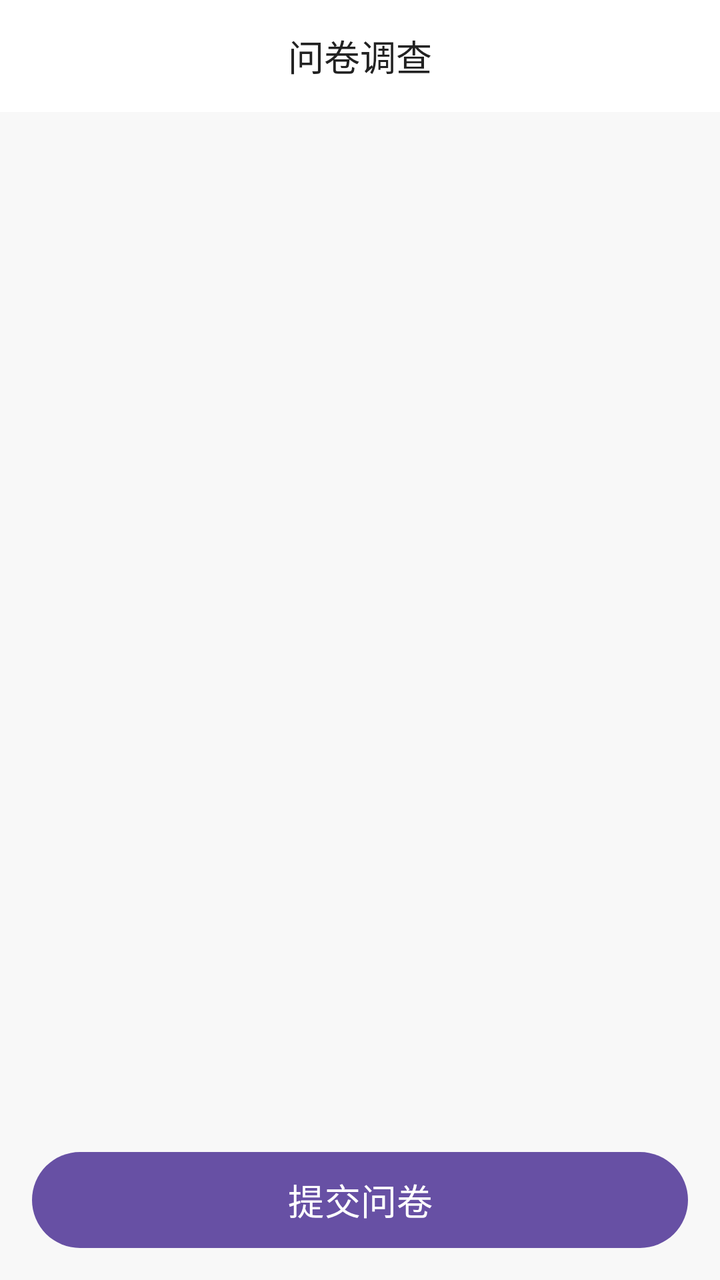
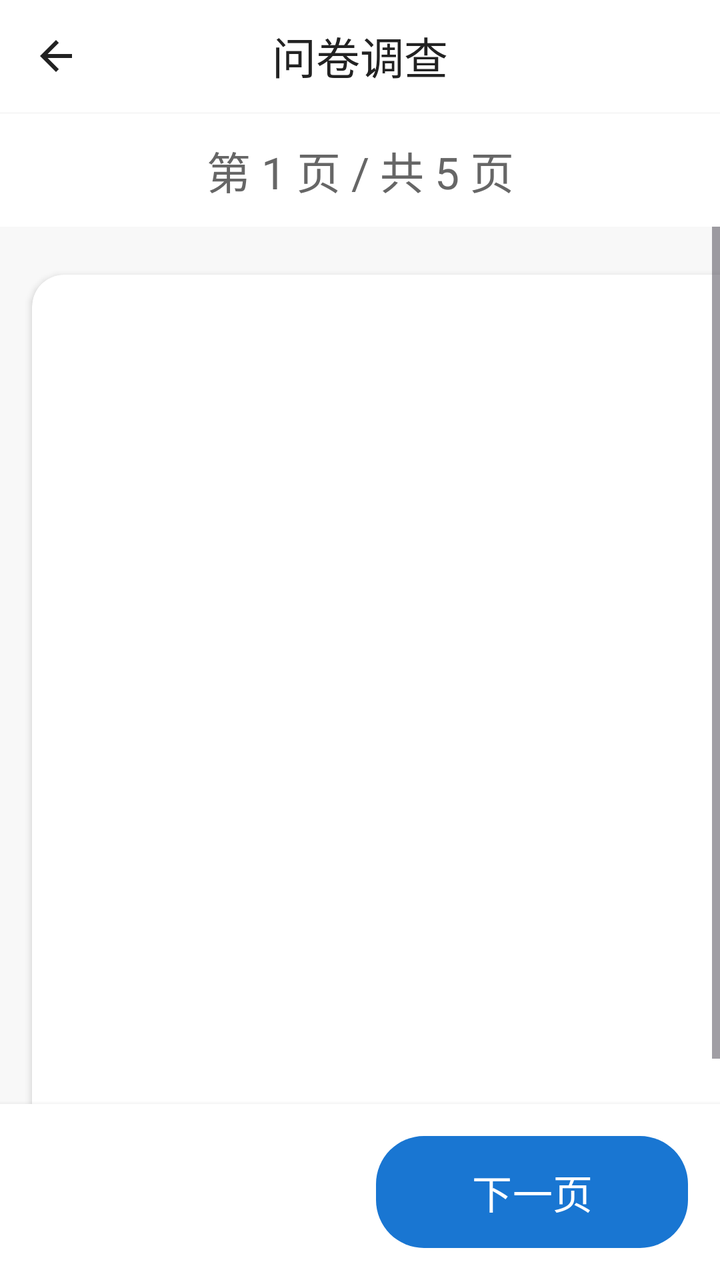

Before-and-after screenshots of an Android layout around one commit, followed by the original layout XML and the change that was made.
<!-- AndroidManifest.xml: application theme Theme.RemoteNursing -->
<!-- res/layout/fragment_questionnaire.xml -->
<?xml version="1.0" encoding="utf-8"?>
<LinearLayout
    xmlns:android="http://schemas.android.com/apk/res/android"
    xmlns:app="http://schemas.android.com/apk/res-auto"
    android:orientation="vertical"
    android:background="#F8F8F8"
    android:layout_width="match_parent"
    android:layout_height="match_parent"
    android:fitsSystemWindows="true">

    <RelativeLayout
        android:layout_width="match_parent"
        android:layout_height="56dp"
        android:background="#FFF">
        <ImageButton
            android:id="@+id/btn_back"
            android:layout_width="48dp"
            android:layout_height="48dp"
            android:background="?attr/selectableItemBackgroundBorderless"
            android:src="@drawable/ic_arrow_back"
            android:layout_centerVertical="true"
            android:layout_alignParentStart="true"
            android:layout_marginStart="8dp"
            android:contentDescription="返回" />
        <TextView
            android:id="@+id/tv_title"
            android:layout_width="wrap_content"
            android:layout_height="wrap_content"
            android:text="问卷调查"
            android:textSize="18sp"
            android:textColor="#222"
            android:layout_centerVertical="true"
            android:layout_centerHorizontal="true"/>
    </RelativeLayout>

    <ScrollView
        android:layout_width="match_parent"
        android:layout_height="0dp"
        android:layout_weight="1"
        android:fillViewport="true"
        android:contentDescription="问卷内容区域">

        <LinearLayout
            android:layout_width="match_parent"
            android:layout_height="wrap_content"
            android:orientation="vertical">

            <androidx.cardview.widget.CardView
                android:id="@+id/card_form"
                android:layout_width="match_parent"
                android:layout_height="wrap_content"
                android:layout_marginTop="24dp"
                android:layout_marginStart="16dp"
                android:layout_marginEnd="16dp"
                app:cardCornerRadius="16dp"
                app:cardElevation="2dp">

                <LinearLayout
                    android:id="@+id/form_parent"
                    android:layout_width="match_parent"
                    android:layout_height="wrap_content"
                    android:orientation="vertical"
                    android:paddingTop="0dp"
                    android:paddingBottom="0dp" />
            </androidx.cardview.widget.CardView>
        </LinearLayout>
    </ScrollView>

    <Button
        android:id="@+id/btn_submit"
        android:layout_width="match_parent"
        android:layout_height="48dp"
        android:text="提交问卷"
        android:textColor="#FFF"
        android:background="@drawable/bg_btn_orange"
        android:textSize="18sp"
        android:layout_margin="16dp"/>
</LinearLayout>
<!-- resources referenced by this layout -->
<resources>
  <!-- drawable bg_btn_orange (drawable) -->
  <shape xmlns:android="http://schemas.android.com/apk/res/android"
      android:shape="rectangle">
      <solid android:color="#FF8000" />
      <corners android:radius="24dp" />
  </shape>
  <!-- drawable ic_arrow_back (drawable) -->
  <?xml version="1.0" encoding="utf-8"?>
  <vector xmlns:android="http://schemas.android.com/apk/res/android"
      android:width="24dp" android:height="24dp"
      android:viewportWidth="24" android:viewportHeight="24">
      <path
          android:fillColor="#FFFFFF"
          android:pathData="M20,11H7.83l5.59-5.59L12,4l-8,8 8,8 1.41-1.41L7.83,13H20v-2z"/>
  </vector>
  <style name="Theme.RemoteNursing" parent="Base.Theme.RemoteNursing" />
  <style name="Base.Theme.RemoteNursing" parent="Theme.Material3.DayNight.NoActionBar">
          
      </style>
</resources>

<!-- the commit's change to res/layout/fragment_questionnaire.xml (unified diff, before → after) -->
@@ -8,31 +8,44 @@
     android:layout_height="match_parent"
     android:fitsSystemWindows="true">
 
+    
     <RelativeLayout
         android:layout_width="match_parent"
         android:layout_height="56dp"
         android:background="#FFF">
         <ImageButton
             android:id="@+id/btn_back"
-            android:layout_width="48dp"
-            android:layout_height="48dp"
-            android:background="?attr/selectableItemBackgroundBorderless"
-            android:src="@drawable/ic_arrow_back"
-            android:layout_centerVertical="true"
-            android:layout_alignParentStart="true"
-            android:layout_marginStart="8dp"
+            android:layout_width="56dp"
+            android:layout_height="56dp"
+            android:padding="12dp"
+            android:background="@android:color/transparent"
+            android:src="@drawable/ic_arrow_back_black_24dp"
             android:contentDescription="返回" />
         <TextView
             android:id="@+id/tv_title"
             android:layout_width="wrap_content"
             android:layout_height="wrap_content"
             android:text="问卷调查"
-            android:textSize="18sp"
+            android:textSize="22sp"
             android:textColor="#222"
             android:layout_centerVertical="true"
             android:layout_centerHorizontal="true"/>
     </RelativeLayout>
 
+    
+    <TextView
+        android:id="@+id/tv_page_info"
+        android:layout_width="match_parent"
+        android:layout_height="wrap_content"
+        android:text="第 1 页 / 共 5 页"
+        android:textSize="22sp"
+        android:textColor="#666"
+        android:gravity="center"
+        android:paddingVertical="12dp"
+        android:background="#FFF"
+        android:layout_marginTop="1dp"/>
+
+    
     <ScrollView
         android:layout_width="match_parent"
         android:layout_height="0dp"
@@ -40,39 +53,68 @@
         android:fillViewport="true"
         android:contentDescription="问卷内容区域">
 
-        <LinearLayout
+        <androidx.cardview.widget.CardView
             android:layout_width="match_parent"
             android:layout_height="wrap_content"
-            android:orientation="vertical">
+            android:layout_marginTop="24dp"
+            android:layout_marginStart="16dp"
+            android:layout_marginEnd="16dp"
+            android:layout_marginBottom="24dp"
+            app:cardCornerRadius="16dp"
+            app:cardElevation="2dp">
 
-            <androidx.cardview.widget.CardView
-                android:id="@+id/card_form"
+            <LinearLayout
+                android:id="@+id/form_container"
                 android:layout_width="match_parent"
                 android:layout_height="wrap_content"
-                android:layout_marginTop="24dp"
-                android:layout_marginStart="16dp"
-                android:layout_marginEnd="16dp"
-                app:cardCornerRadius="16dp"
-                app:cardElevation="2dp">
-
-                <LinearLayout
-                    android:id="@+id/form_parent"
-                    android:layout_width="match_parent"
-                    android:layout_height="wrap_content"
-                    android:orientation="vertical"
-                    android:paddingTop="0dp"
-                    android:paddingBottom="0dp" />
-            </androidx.cardview.widget.CardView>
-        </LinearLayout>
+                android:orientation="vertical"
+                android:minHeight="200dp"
+                android:gravity="center_vertical" />
+        </androidx.cardview.widget.CardView>
     </ScrollView>
 
-    <Button
-        android:id="@+id/btn_submit"
+    
+    <LinearLayout
         android:layout_width="match_parent"
-        android:layout_height="48dp"
-        android:text="提交问卷"
-        android:textColor="#FFF"
-        android:background="@drawable/bg_btn_orange"
-        android:textSize="18sp"
-        android:layout_margin="16dp"/>
+        android:layout_height="wrap_content"
+        android:orientation="horizontal"
+        android:padding="16dp"
+        android:background="#FFF"
+        android:elevation="4dp">
+
+        <Button
+            android:id="@+id/btn_prev"
+            android:layout_width="0dp"
+            android:layout_height="56dp"
+            android:layout_weight="1"
+            android:text="上一页"
+            android:textColor="#FFF"
+            android:background="@drawable/bg_btn_light_gray"
+            android:textSize="20sp"
+            android:layout_marginEnd="8dp"
+            android:visibility="invisible"/>
+
+        <Button
+            android:id="@+id/btn_next"
+            android:layout_width="0dp"
+            android:layout_height="56dp"
+            android:layout_weight="1"
+            android:text="下一页"
+            android:textColor="#FFF"
+            android:background="@drawable/bg_btn_orange"
+            android:textSize="20sp"
+            android:layout_marginStart="8dp"/>
+
+        <Button
+            android:id="@+id/btn_submit"
+            android:layout_width="0dp"
+            android:layout_height="56dp"
+            android:layout_weight="1"
+            android:text="提交问卷"
+            android:textColor="#FFF"
+            android:background="@drawable/bg_btn_red"
+            android:textSize="20sp"
+            android:layout_marginStart="8dp"
+            android:visibility="gone"/>
+    </LinearLayout>
 </LinearLayout>
<!-- resource entries referenced after the edit -->
@@ -1,23 +1,52 @@
 <!-- resources referenced by this layout -->
 <resources>
+  <!-- drawable bg_btn_light_gray (drawable) -->
+  <?xml version="1.0" encoding="utf-8"?>
+  <shape xmlns:android="http://schemas.android.com/apk/res/android"
+      android:shape="rectangle">
+      <solid android:color="#F0F0F0" />
+      <corners android:radius="8dp" />
+      <stroke android:width="1dp" android:color="#CCCCCC" />
+  </shape>
   <!-- drawable bg_btn_orange (drawable) -->
   <shape xmlns:android="http://schemas.android.com/apk/res/android"
       android:shape="rectangle">
       <solid android:color="#FF8000" />
       <corners android:radius="24dp" />
   </shape>
-  <!-- drawable ic_arrow_back (drawable) -->
+  <!-- drawable bg_btn_red (drawable) -->
   <?xml version="1.0" encoding="utf-8"?>
+  <shape xmlns:android="http://schemas.android.com/apk/res/android"
+      android:shape="rectangle">
+      <solid android:color="#FF5722" />
+      <corners android:radius="8dp" />
+  </shape>
+  <!-- drawable ic_arrow_back_black_24dp (drawable) -->
   <vector xmlns:android="http://schemas.android.com/apk/res/android"
-      android:width="24dp" android:height="24dp"
-      android:viewportWidth="24" android:viewportHeight="24">
-      <path
-          android:fillColor="#FFFFFF"
-          android:pathData="M20,11H7.83l5.59-5.59L12,4l-8,8 8,8 1.41-1.41L7.83,13H20v-2z"/>
+      android:width="24dp" android:height="24dp" android:viewportWidth="24"
+      android:viewportHeight="24">
+      <path android:fillColor="#222222" android:pathData="M20,11H7.83l5.59-5.59L12,4l-8,8 8,8 1.41-1.41L7.83,13H20v-2z"/>
   </vector>
   <style name="Theme.RemoteNursing" parent="Base.Theme.RemoteNursing" />
   <style name="Base.Theme.RemoteNursing" parent="Theme.Material3.DayNight.NoActionBar">
           
+          <item name="colorPrimary">#1976D2</item>
+          <item name="colorPrimaryVariant">#0D47A1</item>
+          <item name="colorSecondary">#388E3C</item>
+          <item name="colorOnPrimary">#FFFFFF</item>
+          <item name="colorOnSecondary">#FFFFFF</item>
+  
+          
+          <item name="colorSurface">#FFFFFF</item>
+          <item name="colorOnSurface">#000000</item>
+  
+          
+          <item name="android:windowBackground">#FFFFFF</item>
+          <item name="backgroundColor">#FFFFFF</item>
+  
+          
+          <item name="colorPrimaryContainer">#E3F2FD</item>
+          <item name="colorOnPrimaryContainer">#0D47A1</item>
       </style>
 </resources>
 
